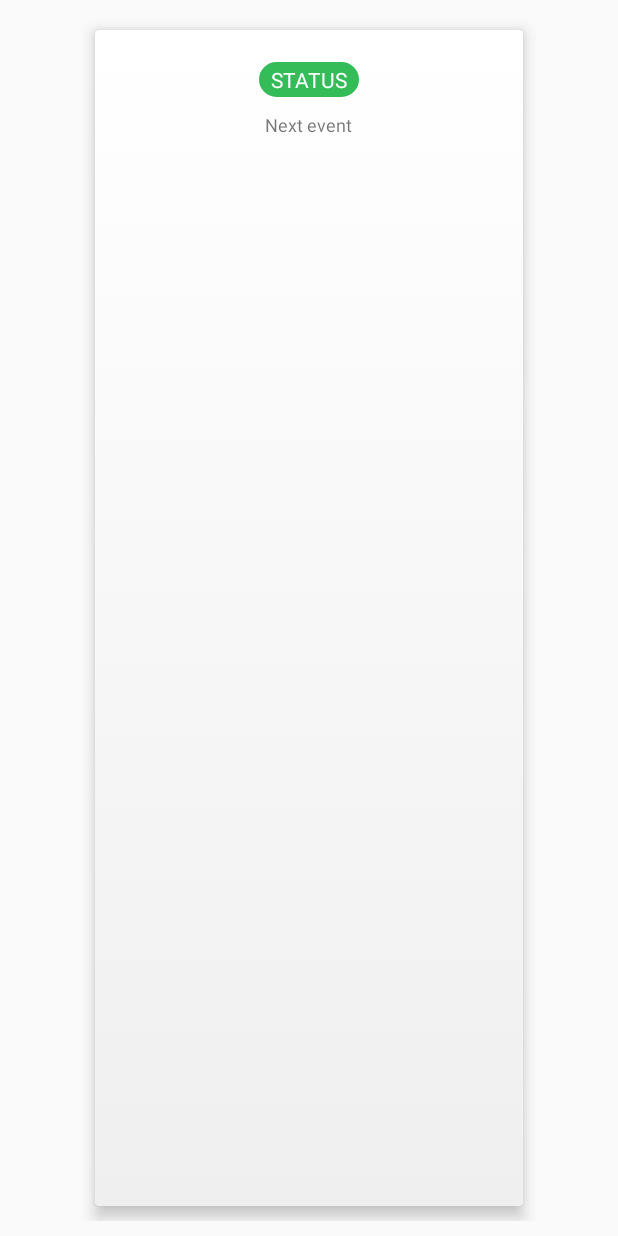
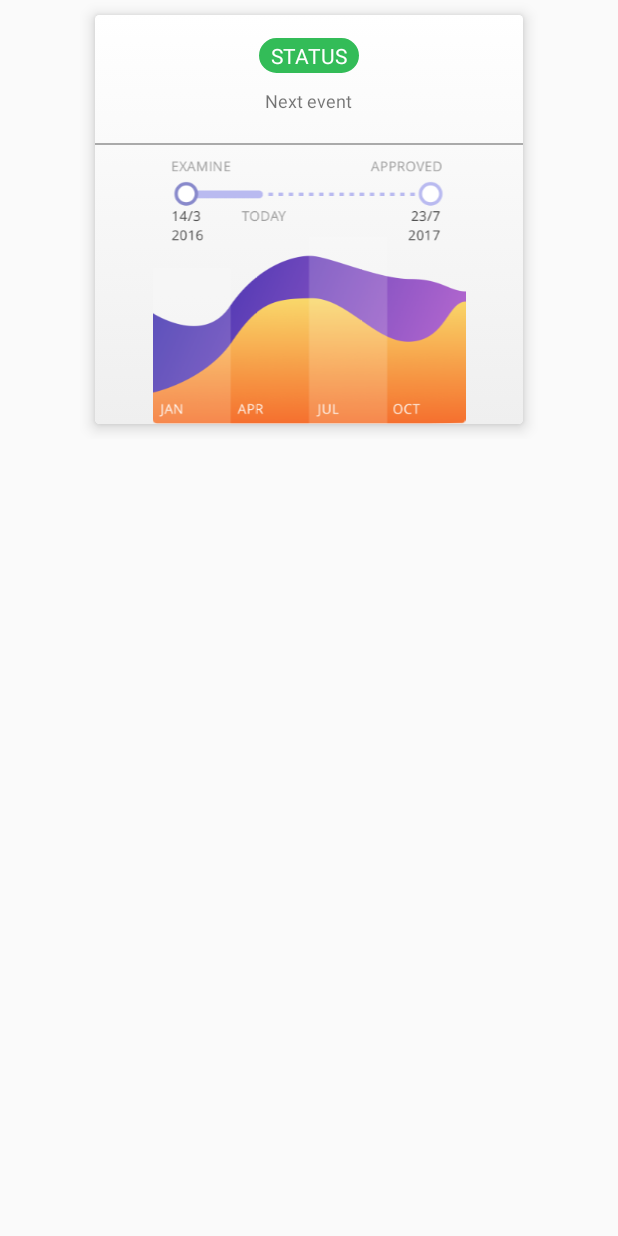
Before and after one commit to TheCodefatherGovHack/patentpending-android, an Android app: the layout recyclerview_patent_status_item.xml on its own in the app's theme, with its tools: preview values and no code run, on a phone screen of 412 x 824 dp. Run offline under Robolectric (Android 15) with nearby library versions, the phone set to English and light mode, and no system bars.

Commit message:
Added images for patent details and updated status item

```diff
--- a/app/src/main/res/layout/recyclerview_patent_status_item.xml
+++ b/app/src/main/res/layout/recyclerview_patent_status_item.xml
@@ -2,8 +2,7 @@
 <LinearLayout xmlns:android="http://schemas.android.com/apk/res/android"
     xmlns:card_view="http://schemas.android.com/apk/res-auto"
     android:layout_width="match_parent"
-    android:layout_height="wrap_content"
-    android:layout_margin="10dp">
+    android:layout_height="wrap_content">
 
     <RelativeLayout
         android:layout_width="match_parent"
@@ -12,40 +11,40 @@
         <android.support.v7.widget.CardView
             android:id="@+id/cvPatent"
             android:layout_width="300dp"
-            android:layout_height="match_parent"
+            android:layout_height="wrap_content"
+            android:layout_alignParentTop="true"
+            android:layout_centerHorizontal="true"
             card_view:cardCornerRadius="3dp"
             card_view:cardElevation="6dp"
-            card_view:cardUseCompatPadding="true"
-            android:layout_alignParentTop="true"
-            android:layout_centerHorizontal="true">
+            card_view:cardUseCompatPadding="true">
 
-            <RelativeLayout
+            <LinearLayout
+                android:id="@+id/rlContainerPatentStatus"
                 android:layout_width="match_parent"
                 android:layout_height="wrap_content"
                 android:background="@drawable/gradient_recyclerview_patent_item"
-                android:padding="16dp">
+                android:orientation="vertical">
 
                 <RelativeLayout
                     android:layout_width="match_parent"
-                    android:layout_height="match_parent"
+                    android:layout_height="wrap_content"
                     android:layout_below="@+id/rvPatentTitle"
-                    android:layout_marginTop="5dp">
-
-
+                    android:layout_marginTop="5dp"
+                    android:padding="@dimen/internal_view_padding">
 
                     <TextView
                         android:id="@+id/tvPatentStatus"
                         style="@style/TypographyLabel"
                         android:layout_width="wrap_content"
                         android:layout_height="wrap_content"
+                        android:layout_alignParentTop="true"
+                        android:layout_centerHorizontal="true"
+                        android:layout_marginBottom="10dp"
                         android:background="@drawable/status_background_green"
                         android:paddingLeft="@dimen/spacing_horizontal"
                         android:paddingRight="@dimen/spacing_horizontal"
                         android:text="Status"
-                        android:layout_marginBottom="10dp"
-                        android:textColor="@color/white"
-                        android:layout_alignParentTop="true"
-                        android:layout_centerHorizontal="true" />
+                        android:textColor="@color/white" />
 
                     <TextView
                         android:id="@+id/tvPatentEstimatedDateFinish"
@@ -57,8 +56,28 @@
                         android:textSize="12sp" />
                 </RelativeLayout>
 
+                <LinearLayout
+                    android:layout_width="match_parent"
+                    android:layout_height="wrap_content"
+                    android:layout_below="@+id/rlContainerPatentStatus"
+                    android:orientation="vertical">
 
-            </RelativeLayout>
+                    <View
+                        android:layout_width="match_parent"
+                        android:layout_height="1dp"
+                        android:layout_marginBottom="10dp"
+                        android:layout_marginTop="10dp"
+                        android:background="@android:color/darker_gray" />
+
+                    <ImageView
+                        android:layout_width="match_parent"
+                        android:layout_height="match_parent"
+                        android:src="@drawable/graph" />
+                </LinearLayout>
+
+
+            </LinearLayout>
+
 
         </android.support.v7.widget.CardView>
     </RelativeLayout>
--- a/app/src/main/res/values/dimens.xml
+++ b/app/src/main/res/values/dimens.xml
@@ -7,4 +7,5 @@
   <dimen name="card_horizontal_spacing">4dp</dimen>
   <dimen name="card_corner_radius">2dp</dimen>
     <dimen name="general_view_padding">20dp</dimen>
+    <dimen name="internal_view_padding">10dp</dimen>
 </resources>
```
Also changed, not shown: app/src/main/res/drawable-hdpi/graph.9.png (added), app/src/main/res/drawable-hdpi/trendline.9.png (added), app/src/main/res/drawable-mdpi/graph.9.png (added), app/src/main/res/drawable-mdpi/trendline.9.png (added), app/src/main/res/drawable-xhdpi/graph.9.png (added), app/src/main/res/drawable-xhdpi/trendline.9.png (added), app/src/main/res/drawable-xxhdpi/graph.9.png (added), app/src/main/res/drawable-xxhdpi/trendline.9.png (added), app/src/main/res/drawable-xxxhdpi/graph.9.png (added), app/src/main/res/drawable-xxxhdpi/trendline.9.png (added).
